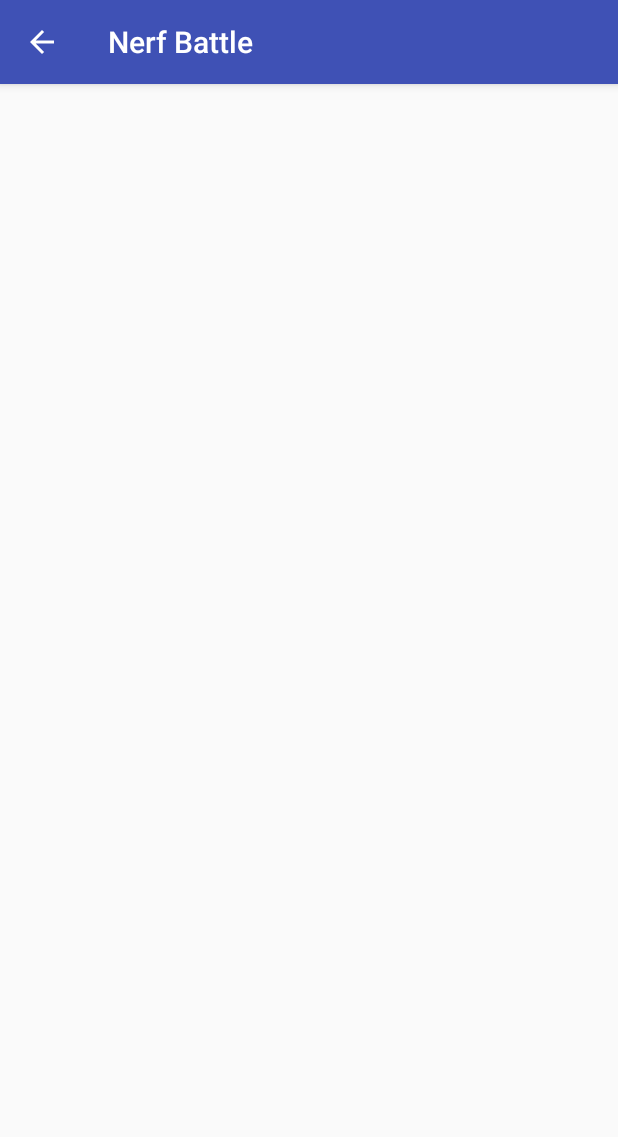
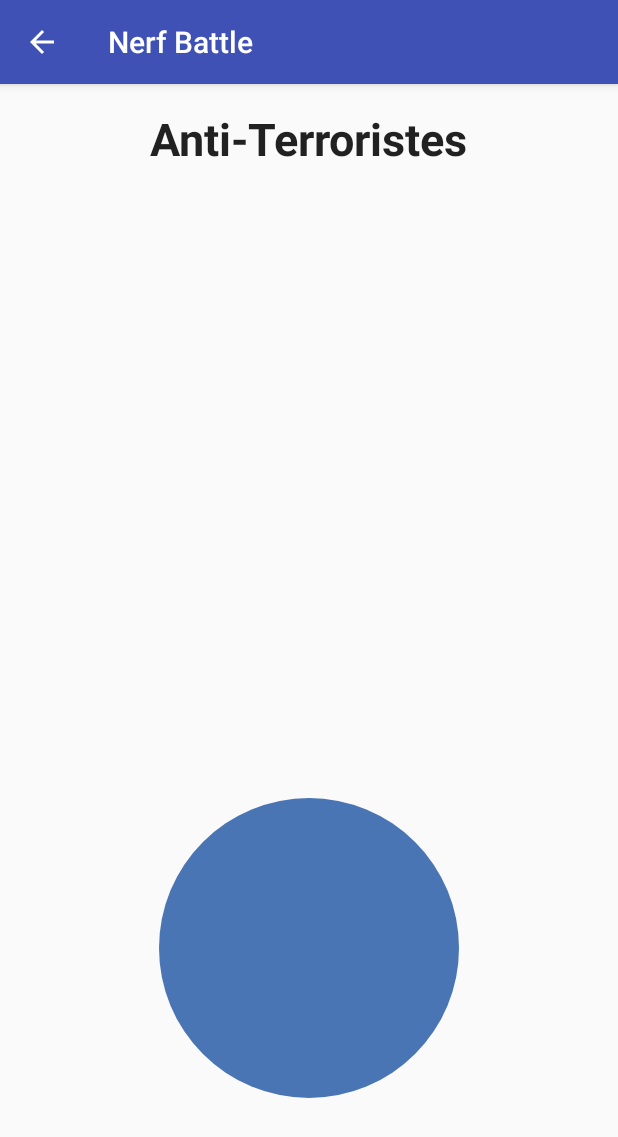
Before and after one commit to Res260/NFCProject, an Android app: the CheckInActivity screen opened directly, with no data from a screen before it, on a phone screen of 412 x 824 dp. Shown: the top 1137 px of the screen. Run offline under Robolectric (Android 15) with nearby library versions, the phone set to English and light mode, and no system bars.

Commit message:
Adding basic checkin activity nav. Still bugged.

```diff
--- a/app/src/main/AndroidManifest.xml
+++ b/app/src/main/AndroidManifest.xml
@@ -47,7 +47,11 @@
             android:parentActivityName="com.example.res260.NFCProject.TeamSelectionActivity"/>
         <activity
             android:name=".CheckInActivity"
-            android:parentActivityName="com.example.res260.NFCProject.TeamSelectionActivity"/>
+            android:parentActivityName="com.example.res260.NFCProject.TeamSelectionActivity">
+            <meta-data
+                android:name="android.support.PARENT_ACTIVITY"
+                android:value="com.example.res260.NFCProject.TeamSelectionActivity" />
+        </activity>
     </application>
 
 </manifest>
--- a/app/src/main/java/com/example/res260/NFCProject/CheckInActivity.java
+++ b/app/src/main/java/com/example/res260/NFCProject/CheckInActivity.java
@@ -1,13 +1,38 @@
 package com.example.res260.NFCProject;
 
+import android.content.Intent;
 import android.support.v7.app.AppCompatActivity;
 import android.os.Bundle;
+import android.view.View;
+import android.widget.TextView;
 
 public class CheckInActivity extends AppCompatActivity {
+
+    private String nom;
+    private boolean isAnti;
 
     @Override
     protected void onCreate(Bundle savedInstanceState) {
         super.onCreate(savedInstanceState);
         setContentView(R.layout.activity_check_in);
+
+        Intent intent = getIntent();
+        nom = intent.getStringExtra("Nom");
+        isAnti = intent.getBooleanExtra("isAnti", true);
+
+        if (isAnti) {
+            ((TextView) findViewById(R.id.textview_team)).setText(R.string.text_under_anti_terrorists);
+            findViewById(R.id.NFCSpotTerro).setVisibility(View.INVISIBLE);
+        } else {
+            ((TextView) findViewById(R.id.textview_team)).setText(R.string.text_under_terrorists);
+            findViewById(R.id.NFCSpotAntiTerro).setVisibility(View.INVISIBLE);
+        }
+
+        ((TextView) findViewById(R.id.textview_checkin_name)).setText(nom);
+    }
+
+    @Override
+    public void onBackPressed() {
+        this.finish();
     }
 }
--- a/app/src/main/res/layout/activity_check_in.xml
+++ b/app/src/main/res/layout/activity_check_in.xml
@@ -9,4 +9,44 @@
     android:paddingTop="@dimen/activity_vertical_margin"
     tools:context="com.example.res260.NFCProject.CheckInActivity">
 
+    <TextView
+        android:layout_width="wrap_content"
+        android:layout_height="wrap_content"
+        android:textAppearance="?android:attr/textAppearanceLarge"
+        android:text="Sample Text"
+        android:id="@+id/textview_team"
+        android:layout_alignParentTop="true"
+        android:layout_centerHorizontal="true"
+        android:textSize="30sp" />
+
+    <TextView
+        android:layout_width="wrap_content"
+        android:layout_height="wrap_content"
+        android:textAppearance="?android:attr/textAppearanceLarge"
+        android:text="Sample Name"
+        android:id="@+id/textview_checkin_name"
+        android:layout_below="@+id/textview_team"
+        android:layout_centerHorizontal="true"
+        android:layout_marginTop="50dp"
+        android:textSize="30dp" />
+
+    <View
+        android:layout_width="200dp"
+        android:layout_height="200dp"
+        android:background="@drawable/terrorist_cercle"
+        android:layout_gravity="center_horizontal"
+        android:id="@+id/NFCSpotTerro"
+        android:layout_alignParentBottom="true"
+        android:layout_centerHorizontal="true"
+        android:layout_marginBottom="76dp" />
+
+    <View
+        android:layout_width="200dp"
+        android:layout_height="200dp"
+        android:background="@drawable/antiterrorist_cercle"
+        android:layout_gravity="center_horizontal"
+        android:id="@+id/NFCSpotAntiTerro"
+        android:layout_alignParentBottom="true"
+        android:layout_centerHorizontal="true"
+        android:layout_marginBottom="76dp" />
 </RelativeLayout>
--- a/app/src/main/res/values/strings.xml
+++ b/app/src/main/res/values/strings.xml
@@ -12,6 +12,8 @@
     <string name="text_button_go">GO</string>
     <string name="text_terrorists">Terroristes</string>
     <string name="text_anti_terro">Anti-Terroristes</string>
+    <string name="text_under_terrorists"><b>Terroristes</b></string>
+    <string name="text_under_anti_terrorists"><b>Anti-Terroristes</b></string>
 
     <string name="text_rules">
 "Les terroristes auront 5 minutes pour planter la bombe.
```
Also changed, not shown: app/src/main/java/com/example/res260/NFCProject/TeamSelectionActivity.java (+21 -2 lines).
